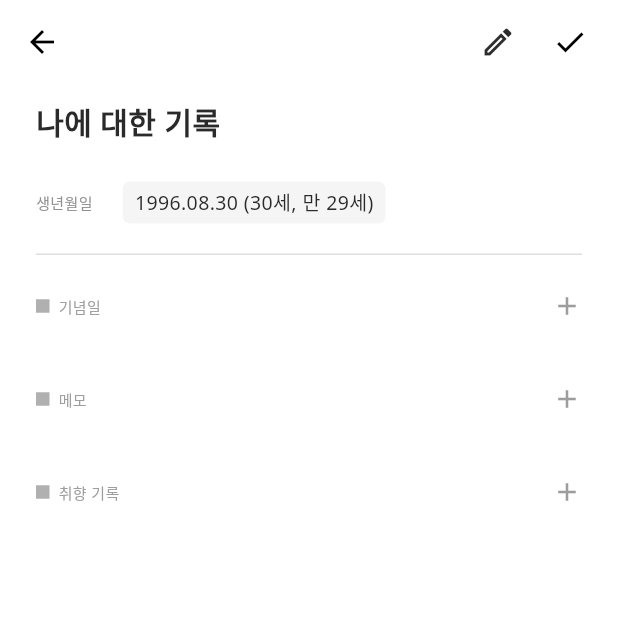
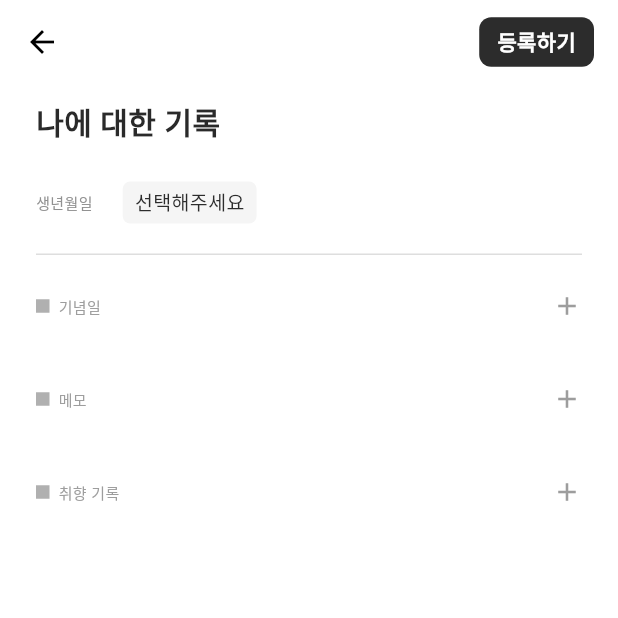
Before and after one commit to uiiuodo/testedn5, a Flutter app: the MyRecordScreen screen opened directly, after a tap on the "edit" icon, on a phone screen of 412 x 824 dp, the top half of it. Run offline on Flutter 3.47's test engine with Material 3 defaults, Android fonts, the phone set to English and light mode, and no system bars; our stand-ins replace cloud_firestore, firebase_auth, firebase_core, get, hive, hive_flutter and 2 more; missing offline and left inert: lunar; accounts and stored records are empty; Roboto replaces fonts that are missing (Noto Sans); statements that could not run were skipped.

Commit message:
마이페이지 수정_생년월일 초기화

```diff
--- a/lib/ui/page/mypage/my_record_controller.dart
+++ b/lib/ui/page/mypage/my_record_controller.dart
@@ -12,7 +12,17 @@ class MyRecordController extends GetxController {
   static const String myId = 'me';
 
   final Rx<Person?> person = Rx<Person?>(null);
-  final RxBool isDeleteMode = false.obs;
+  // Mode State
+  final RxBool isEditMode = false.obs;
+  // Delete Mode logic is merged into Edit Mode behavior or separate if needed.
+  // Requirement says: View Mode (Pencil) vs Edit Mode (Save).
+  // We can keep isDeleteMode for granular deletions inside Edit Mode?
+  // Let's assume Edit Mode enables all editing, including deletion.
+  // But user request specifically mentions "View/Edit Mode" toggle.
+
+  // We will use isEditMode for general editing state.
+  // And existing isDeleteMode can be used for showing 'X' buttons within lists if we want to keep it separate or auto-enable it in Edit Mode.
+  // Let's rely on isEditMode for enabling interactions.
 
   // Editable Fields
   final Rx<DateTime?> birthDate = Rx<DateTime?>(null);
@@ -30,6 +40,7 @@ class MyRecordController extends GetxController {
   }
 
   Future<void> loadMyRecord() async {
+    isEditMode.value = false; // Start in View Mode
     var me = await _personRepository.getPerson(myId);
     if (me == null) {
       // Create default "Me" person if not exists
@@ -37,7 +48,7 @@ class MyRecordController extends GetxController {
         id: myId,
         name: '나', // Default name
         groupId: '', // No group initially
-        birthDate: DateTime(1996, 8, 30), // Default for demo
+        birthDate: null, // [Fix 1] Default to null (empty)
       );
       await _personRepository.addPerson(me);
     }
@@ -49,13 +60,25 @@ class MyRecordController extends GetxController {
     memos.assignAll(me.memos);
     preferences.assignAll(me.preferences);
 
-    // Initialize expanded categories (expand all by default)
+    // Initialize expanded categories
     final categories = me.preferences.map((e) => e.title).toSet();
     expandedCategories.assignAll(categories);
   }
 
-  void toggleDeleteMode() {
-    isDeleteMode.value = !isDeleteMode.value;
+  void toggleEditMode() {
+    if (isEditMode.value) {
+      // If canceling edit mode, reload original data?
+      // Or just switch flag. Standard is usually "Save" or "Cancel".
+      // User request: Pencil -> Edit Mode (shows Save button).
+      // Save -> Saves and returns to View Mode.
+      // So toggleEditMode here is mainly entering Edit Mode.
+      // We might need a "cancel" or just assume saving is the only exit?
+      // Request doesn't specify cancel. Just "View -> Edit -> Save -> View".
+      // Let's implement entering edit mode.
+      isEditMode.value = true;
+    } else {
+      isEditMode.value = true;
+    }
   }
 
   Future<void> saveMyRecord() async {
@@ -78,8 +101,8 @@ class MyRecordController extends GetxController {
       await _personRepository.updatePerson(updatedPerson);
       person.value = updatedPerson;
 
-      // Exit delete mode after save (optional, but good UX)
-      isDeleteMode.value = false;
+      // [Fix 2] Return to View Mode on success
+      isEditMode.value = false;
 
       Get.snackbar(
         '저장 완료',
@@ -88,6 +111,7 @@ class MyRecordController extends GetxController {
         margin: const EdgeInsets.all(20),
       );
     } catch (e) {
+      // Keep Edit Mode on failure
       Get.snackbar(
         '저장 실패',
         '저장에 문제가 발생했습니다. 다시 시도해 주세요',
--- a/lib/ui/page/mypage/my_record_screen.dart
+++ b/lib/ui/page/mypage/my_record_screen.dart
@@ -24,30 +24,52 @@ class MyRecordScreen extends StatelessWidget {
           onPressed: () => Get.back(),
         ),
         actions: [
-          // Pen Icon: Toggle Delete Mode
-          Obx(
-            () => IconButton(
-              icon: Icon(
-                Icons.edit_outlined,
-                color: controller.isDeleteMode.value
-                    ? AppColors.primary
-                    : Colors.black,
+          // Toggle View/Edit Mode
+          Obx(() {
+            if (controller.isEditMode.value) {
+              // Edit Mode: Show "Register" (Save) Button
+              return Padding(
+                padding: const EdgeInsets.only(right: 16),
+                child: Center(
+                  child: GestureDetector(
+                    onTap: controller.saveMyRecord,
+                    child: Container(
+                      padding: const EdgeInsets.symmetric(
+                        horizontal: 12,
+                        vertical: 6,
                       ),
-              onPressed: controller.toggleDeleteMode,
+                      decoration: BoxDecoration(
+                        color: AppColors.primary,
+                        borderRadius: BorderRadius.circular(8),
+                      ),
+                      child: const Text(
+                        '등록하기',
+                        style: TextStyle(
+                          color: Colors.white,
+                          fontSize: 14,
+                          fontWeight: FontWeight.w600,
                         ),
                       ),
-          // Check Icon: Save
-          IconButton(
-            icon: const Icon(Icons.check, color: Colors.black),
-            onPressed: controller.saveMyRecord,
                     ),
-          const SizedBox(width: 8),
+                  ),
+                ),
+              );
+            } else {
+              // View Mode: Show Pencil (Edit) Icon
+              return IconButton(
+                icon: const Icon(Icons.edit_outlined, color: Colors.black),
+                onPressed: controller.toggleEditMode,
+              );
+            }
+          }),
         ],
       ),
       body: Obx(() {
         if (controller.person.value == null) {
           return const Center(child: CircularProgressIndicator());
         }
+
+        final isEditing = controller.isEditMode.value;
 
         return SingleChildScrollView(
           padding: const EdgeInsets.symmetric(horizontal: 24, vertical: 10),
@@ -78,7 +100,9 @@ class MyRecordScreen extends StatelessWidget {
                   ),
                   const SizedBox(width: 20),
                   GestureDetector(
-                    onTap: () async {
+                    onTap: !isEditing
+                        ? null
+                        : () async {
                             final date = await showDatePicker(
                               context: context,
                               initialDate:
@@ -102,11 +126,13 @@ class MyRecordScreen extends StatelessWidget {
                       child: Text(
                         controller.birthDate.value != null
                             ? '${DateFormat('yyyy.MM.dd').format(controller.birthDate.value!)} ${_calculateAge(controller.birthDate.value!)}'
-                            : '입력해주세요',
-                        style: const TextStyle(
+                            : (isEditing ? '선택해주세요' : '-'), // Placeholder logic
+                        style: TextStyle(
                           fontSize: 13,
                           fontWeight: FontWeight.w300,
-                          color: Color(0xFF2A2A2A),
+                          color: controller.birthDate.value == null && isEditing
+                              ? AppColors.primary
+                              : const Color(0xFF2A2A2A),
                         ),
                       ),
                     ),
@@ -125,6 +151,7 @@ class MyRecordScreen extends StatelessWidget {
                     '기념일',
                     iconColor: const Color(0xFFB0B0B0),
                   ),
+                  if (isEditing)
                     GestureDetector(
                       onTap: () =>
                           _showAnniversaryBottomSheet(context, controller),
@@ -160,7 +187,9 @@ class MyRecordScreen extends StatelessWidget {
                           Row(
                             children: [
                               GestureDetector(
-                                onTap: () => controller.updateAnniversary(
+                                onTap: !isEditing
+                                    ? null
+                                    : () => controller.updateAnniversary(
                                         index,
                                         anniv.title,
                                         anniv.date,
@@ -195,7 +224,9 @@ class MyRecordScreen extends StatelessWidget {
                               ),
                               const SizedBox(width: 8),
                               GestureDetector(
-                                onTap: () => controller.updateAnniversary(
+                                onTap: !isEditing
+                                    ? null
+                                    : () => controller.updateAnniversary(
                                         index,
                                         anniv.title,
                                         anniv.date,
@@ -229,7 +260,7 @@ class MyRecordScreen extends StatelessWidget {
                                 ),
                               ),
                               const Spacer(),
-                              if (controller.isDeleteMode.value)
+                              if (isEditing)
                                 GestureDetector(
                                   onTap: () {
                                     controller.removeAnniversaryAt(index);
@@ -248,6 +279,7 @@ class MyRecordScreen extends StatelessWidget {
                               Expanded(
                                 child: TextFormField(
                                   initialValue: anniv.title,
+                                  enabled: isEditing, // Toggle Editable
                                   onChanged: (val) {
                                     controller.updateAnniversary(
                                       index,
@@ -270,7 +302,9 @@ class MyRecordScreen extends StatelessWidget {
                                 ),
                               ),
                               GestureDetector(
-                                onTap: () async {
+                                onTap: !isEditing
+                                    ? null
+                                    : () async {
                                         final date = await showDatePicker(
                                           context: context,
                                           initialDate: anniv.date,
@@ -313,6 +347,7 @@ class MyRecordScreen extends StatelessWidget {
                 mainAxisAlignment: MainAxisAlignment.spaceBetween,
                 children: [
                   _buildSectionHeader('메모', iconColor: const Color(0xFFB0B0B0)),
+                  if (isEditing)
                     GestureDetector(
                       onTap: () => controller.addEmptyMemo(),
                       child: const Icon(
@@ -345,6 +380,7 @@ class MyRecordScreen extends StatelessWidget {
                           Expanded(
                             child: TextFormField(
                               initialValue: memo.content,
+                              enabled: isEditing, // Toggle Editable
                               onChanged: (value) {
                                 controller.updateMemo(index, value);
                               },
@@ -365,7 +401,7 @@ class MyRecordScreen extends StatelessWidget {
                               ),
                             ),
                           ),
-                          if (controller.isDeleteMode.value)
+                          if (isEditing)
                             GestureDetector(
                               onTap: () {
                                 controller.removeMemoAt(index);
@@ -392,6 +428,7 @@ class MyRecordScreen extends StatelessWidget {
                     '취향 기록',
                     iconColor: const Color(0xFFB0B0B0),
                   ),
+                  if (isEditing)
                     GestureDetector(
                       onTap: () =>
                           _showPreferenceBottomSheet(context, controller),
@@ -498,6 +535,7 @@ class MyRecordScreen extends StatelessWidget {
     required List<String> dislikesList,
   }) {
     final isExpanded = controller.expandedCategories.contains(title);
+    final isEditing = controller.isEditMode.value;
 
     return Container(
       decoration: BoxDecoration(
@@ -533,7 +571,7 @@ class MyRecordScreen extends StatelessWidget {
                     ),
                   ),
                   const Spacer(),
-                  if (controller.isDeleteMode.value)
+                  if (isEditing) // Only show delete in Edit Mode
                     GestureDetector(
                       onTap: () {
                         Get.defaultDialog(
@@ -566,7 +604,10 @@ class MyRecordScreen extends StatelessWidget {
                 children: [
                   if (likesList.isNotEmpty || dislikesList.isNotEmpty) ...[
                     GestureDetector(
-                      onTap: () {
+                      onTap:
+                          !isEditing // Only editable in Edit Mode
+                          ? null
+                          : () {
                               _showPreferenceBottomSheet(
                                 context,
                                 controller,
```
Lines whose indentation alone changed are shown as unchanged.
